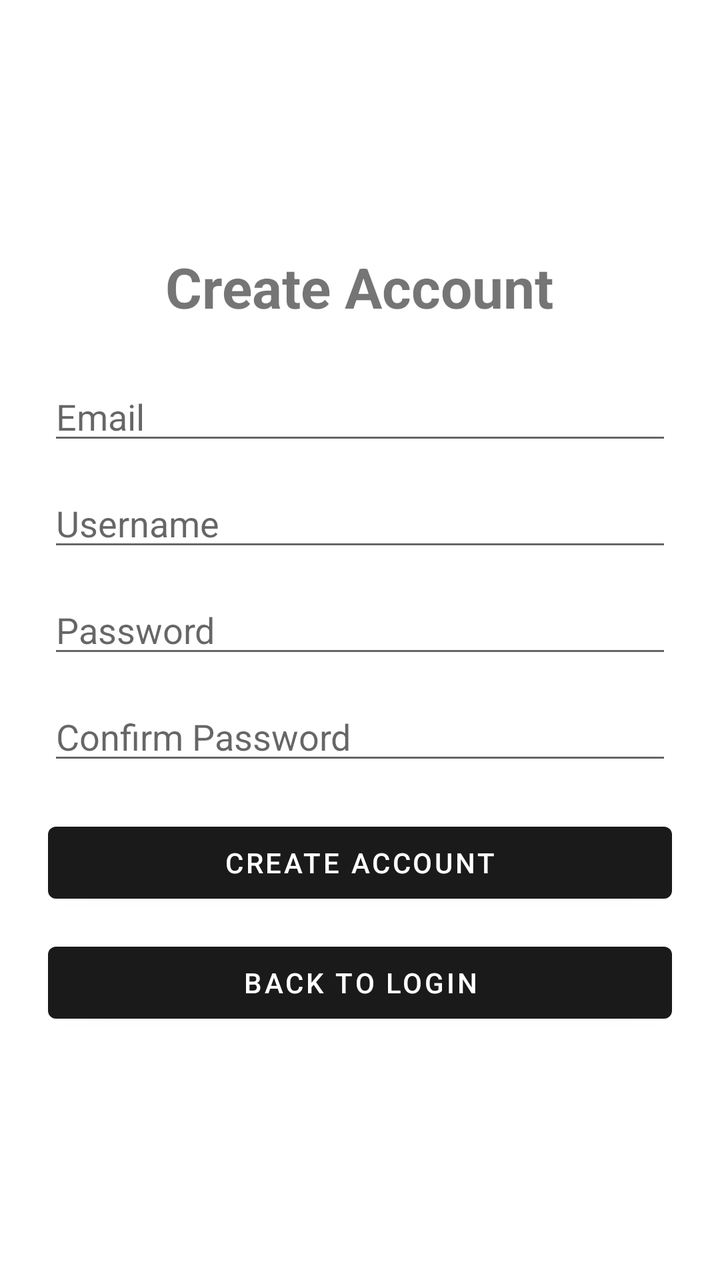
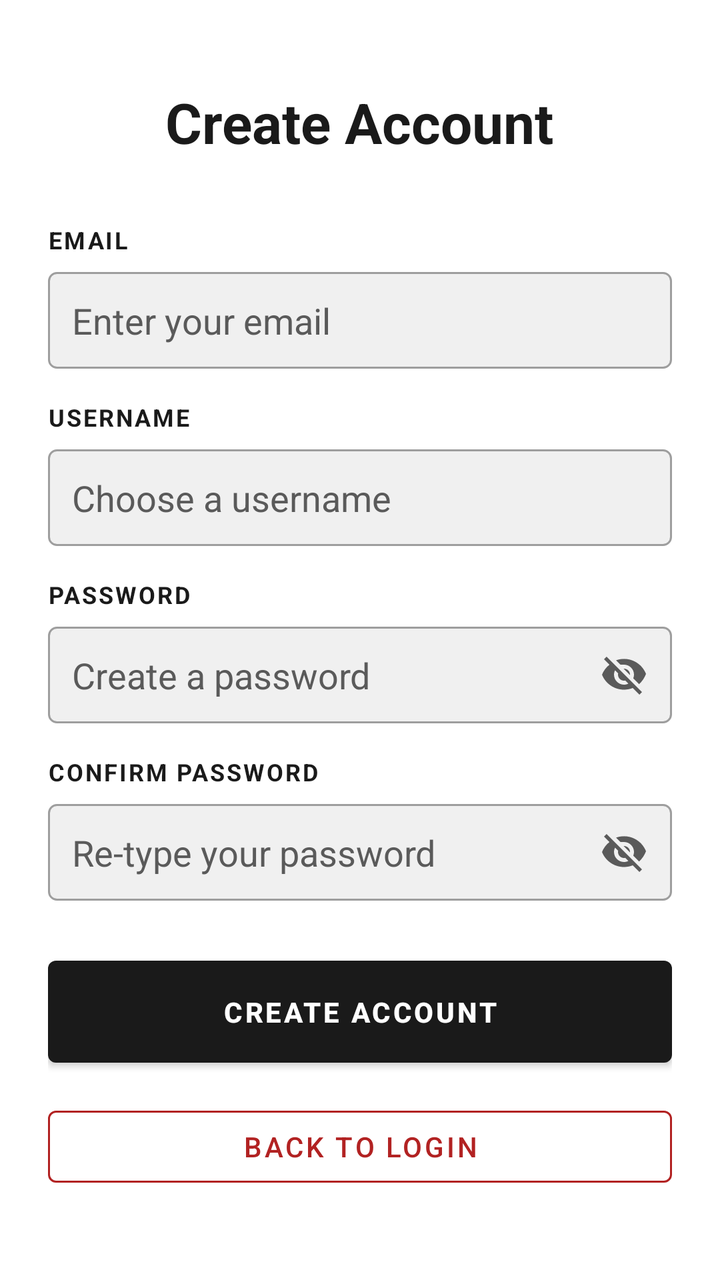

An Android layout rendered at two revisions. The XML below is the earlier revision; the diff shows what the commit changed to produce the second picture.
<!-- AndroidManifest.xml: application theme Theme.B07DemoSummer2024 -->
<!-- res/layout/activity_signup.xml -->
<?xml version="1.0" encoding="utf-8"?>
<LinearLayout xmlns:android="http://schemas.android.com/apk/res/android"
    android:layout_width="match_parent"
    android:layout_height="match_parent"
    android:orientation = "vertical"
    android:padding = "24dp"
    android:gravity = "center">

    <TextView
        android:id = "@+id/singleTitle"
        android:layout_width = "wrap_content"
        android:layout_height = "wrap_content"
        android:text = "Create Account"
        android:textSize = "28sp"
        android:textStyle = "bold"
        android:layout_marginBottom = "24dp" />

    <EditText
        android:id = "@+id/signupEmailInput"
        android:layout_width="match_parent"
        android:layout_height="wrap_content"
        android:hint = "Email"
        android:inputType = "textEmailAddress"
        android:layout_marginBottom = "12dp" />
    
    <EditText
        android:id = "@+id/signupUsernameInput"
        android:layout_width="match_parent"
        android:layout_height="wrap_content"
        android:hint = "Username"
        android:inputType = "textNoSuggestions"
        android:layout_marginBottom = "12dp" />

    <EditText
        android:id = "@+id/signupPasswordInput"
        android:layout_width="match_parent"
        android:layout_height="wrap_content"
        android:hint = "Password"
        android:inputType = "textPassword"
        android:layout_marginBottom = "12dp" />

    <EditText
        android:id = "@+id/signupConfirmPasswordInput"
        android:layout_width="match_parent"
        android:layout_height="wrap_content"
        android:hint = "Confirm Password"
        android:inputType = "textPassword"
        android:layout_marginBottom = "20dp" />

    <Button
        android:id = "@+id/signupButton"
        android:layout_width="match_parent"
        android:layout_height="wrap_content"
        android:text = "Create Account"
        android:layout_marginBottom = "12dp" />

    <Button
        android:id = "@+id/backToLoginButton"
        android:layout_width="match_parent"
        android:layout_height="wrap_content"
        android:text = "Back to Login" />

</LinearLayout>
<!-- resources referenced by this layout -->
<resources>
  <style name="Theme.B07DemoSummer2024" parent="Theme.MaterialComponents.Light.NoActionBar">
          <item name="colorPrimary">@color/black</item>
          <item name="colorPrimaryVariant">@color/black</item>
          <item name="colorOnPrimary">@color/white</item>
          <item name="colorSecondary">@color/accent_action</item>
          <item name="colorSecondaryVariant">@color/accent_action</item>
          <item name="colorOnSecondary">@color/white</item>
          <item name="android:windowBackground">@color/primary_background</item>
          <item name="android:textColorPrimary">@color/text_primary</item>
          <item name="android:statusBarColor">@color/taam_gold</item>
          <item name="materialAlertDialogTheme">@style/CustomMaterialDialog</item>
      </style>
  <!-- unchanged entries left out for length: 13 -->
</resources>

<!-- the commit's change to res/layout/activity_signup.xml (unified diff, before → after) -->
@@ -1,63 +1,119 @@
 <?xml version="1.0" encoding="utf-8"?>
 <LinearLayout xmlns:android="http://schemas.android.com/apk/res/android"
+    xmlns:app="http://schemas.android.com/apk/res-auto"
     android:layout_width="match_parent"
     android:layout_height="match_parent"
-    android:orientation = "vertical"
-    android:padding = "24dp"
-    android:gravity = "center">
+    android:orientation="vertical"
+    android:padding="24dp"
+    android:gravity="center"
+    android:background="@color/primary_background">
 
     <TextView
-        android:id = "@+id/singleTitle"
-        android:layout_width = "wrap_content"
-        android:layout_height = "wrap_content"
-        android:text = "Create Account"
-        android:textSize = "28sp"
-        android:textStyle = "bold"
-        android:layout_marginBottom = "24dp" />
+        android:id="@+id/singleTitle"
+        android:layout_width="wrap_content"
+        android:layout_height="wrap_content"
+        android:text="Create Account"
+        android:textColor="@color/text_primary"
+        android:textSize="28sp"
+        android:textStyle="bold"
+        android:layout_marginBottom="32dp" />
 
+    <TextView style="@style/TAAM_HeaderText" android:text="Email" android:layout_gravity="start" />
     <EditText
-        android:id = "@+id/signupEmailInput"
+        android:id="@+id/signupEmailInput"
+        style="@style/TAAM_EditText"
+        android:layout_marginTop="8dp"
+        android:layout_marginBottom="16dp"
+        android:autofillHints="emailAddress"
+        android:importantForAutofill="yes"
+        android:hint="Enter your email"
+        android:inputType="textEmailAddress" />
+    
+    <TextView style="@style/TAAM_HeaderText" android:text="Username" android:layout_gravity="start" />
+    <EditText
+        android:id="@+id/signupUsernameInput"
+        style="@style/TAAM_EditText"
+        android:layout_marginTop="8dp"
+        android:layout_marginBottom="16dp"
+        android:autofillHints="username"
+        android:importantForAutofill="yes"
+        android:hint="Choose a username"
+        android:inputType="textNoSuggestions" />
+
+    <TextView style="@style/TAAM_HeaderText" android:text="Password" android:layout_gravity="start" />
+    <RelativeLayout
         android:layout_width="match_parent"
         android:layout_height="wrap_content"
-        android:hint = "Email"
-        android:inputType = "textEmailAddress"
-        android:layout_marginBottom = "12dp" />
-    
-    <EditText
-        android:id = "@+id/signupUsernameInput"
+        android:layout_marginTop="8dp"
+        android:layout_marginBottom="16dp">
+
+        <EditText
+            android:id="@+id/signupPasswordInput"
+            style="@style/TAAM_EditText"
+            android:autofillHints="newPassword"
+            android:importantForAutofill="yes"
+            android:hint="Create a password"
+            android:inputType="textPassword"
+            android:paddingEnd="48dp" />
+
+        <ImageButton
+            android:id="@+id/toggleSignupPassword"
+            android:layout_width="48dp"
+            android:layout_height="48dp"
+            android:layout_alignParentEnd="true"
+            android:layout_centerVertical="true"
+            android:background="?attr/selectableItemBackgroundBorderless"
+            android:src="@drawable/ic_visibility_off"
+            app:tint="@color/text_secondary"
+            android:contentDescription="Toggle Password Visibility" />
+    </RelativeLayout>
+
+    <TextView style="@style/TAAM_HeaderText" android:text="Confirm Password" android:layout_gravity="start" />
+    <RelativeLayout
         android:layout_width="match_parent"
         android:layout_height="wrap_content"
-        android:hint = "Username"
-        android:inputType = "textNoSuggestions"
-        android:layout_marginBottom = "12dp" />
+        android:layout_marginTop="8dp"
+        android:layout_marginBottom="24dp">
 
-    <EditText
-        android:id = "@+id/signupPasswordInput"
+        <EditText
+            android:id="@+id/signupConfirmPasswordInput"
+            style="@style/TAAM_EditText"
+            android:autofillHints="newPassword"
+            android:importantForAutofill="yes"
+            android:hint="Re-type your password"
+            android:inputType="textPassword"
+            android:paddingEnd="48dp" />
+
+        <ImageButton
+            android:id="@+id/toggleSignupConfirmPassword"
+            android:layout_width="48dp"
+            android:layout_height="48dp"
+            android:layout_alignParentEnd="true"
+            android:layout_centerVertical="true"
+            android:background="?attr/selectableItemBackgroundBorderless"
+            android:src="@drawable/ic_visibility_off"
+            app:tint="@color/text_secondary"
+            android:contentDescription="Toggle Password Visibility" />
+    </RelativeLayout>
+
+    <Button
+        android:id="@+id/signupButton"
         android:layout_width="match_parent"
         android:layout_height="wrap_content"
-        android:hint = "Password"
-        android:inputType = "textPassword"
-        android:layout_marginBottom = "12dp" />
+        android:layout_marginBottom="12dp"
+        android:padding="16dp"
+        android:text="Create Account"
+        android:textStyle="bold"
+        app:backgroundTint="@color/button_primary"
+        android:textColor="@color/white" />
 
-    <EditText
-        android:id = "@+id/signupConfirmPasswordInput"
+    <Button
+        android:id="@+id/backToLoginButton"
+        style="?attr/materialButtonOutlinedStyle"
         android:layout_width="match_parent"
         android:layout_height="wrap_content"
-        android:hint = "Confirm Password"
-        android:inputType = "textPassword"
-        android:layout_marginBottom = "20dp" />
-
-    <Button
-        android:id = "@+id/signupButton"
-        android:layout_width="match_parent"
-        android:layout_height="wrap_content"
-        android:text = "Create Account"
-        android:layout_marginBottom = "12dp" />
-
-    <Button
-        android:id = "@+id/backToLoginButton"
-        android:layout_width="match_parent"
-        android:layout_height="wrap_content"
-        android:text = "Back to Login" />
+        android:text="Back to Login"
+        android:textColor="@color/accent_action"
+        app:strokeColor="@color/accent_action" />
 
 </LinearLayout>
<!-- resource entries referenced after the edit -->
@@ -1,5 +1,38 @@
 <!-- resources referenced by this layout -->
 <resources>
+  <color name="button_primary">@color/black</color>
+  <color name="text_secondary">@color/taam_text_gray</color>
+  <!-- drawable ic_visibility_off (drawable) -->
+  <vector xmlns:android="http://schemas.android.com/apk/res/android"
+      android:width="24dp"
+      android:height="24dp"
+      android:viewportWidth="24"
+      android:viewportHeight="24">
+      <path
+          android:fillColor="@android:color/white"
+          android:pathData="M12,7c2.76,0 5,2.24 5,5 0,0.65 -0.13,1.26 -0.36,1.82l2.92,2.92c1.51,-1.39 2.7,-3.14 3.44,-5.12 -1.73,-4.39 -6,-7.5 -11,-7.5 -1.4,0 -2.74,0.25 -3.98,0.7l2.1,2.1C10.74,7.13 11.35,7 12,7zM2,4.27l2.28,2.28 0.46,0.46C3.08,8.3 1.78,10.02 1,12c1.73,4.39 6,7.5 11,7.5 1.55,0 3.03,-0.3 4.38,-0.84l0.42,0.42L19.73,22 21,20.73 3.27,3 2,4.27zM7.53,9.8l1.55,1.55c-0.05,0.21 -0.08,0.43 -0.08,0.65 0,1.66 1.34,3 3,3 0.22,0 0.44,-0.03 0.65,-0.08l1.55,1.55c-0.67,0.33 -1.41,0.53 -2.2,0.53 -2.76,0 -5,-2.24 -5,-5 0,-0.79 0.2,-1.53 0.53,-2.2zM11.84,9.02l3.15,3.15 0.01,-0.17c0,-1.66 -1.34,-3 -3,-3l-0.16,0.02z" />
+  </vector>
+  <style name="TAAM_EditText" parent="Widget.AppCompat.EditText">
+          <item name="android:layout_width">match_parent</item>
+          <item name="android:layout_height">wrap_content</item>
+          <item name="android:minHeight">48dp</item>
+          <item name="android:padding">12dp</item>
+          <item name="android:textColor">@color/text_primary</item>
+          <item name="android:textColorHint">@color/text_secondary</item>
+          <item name="android:textCursorDrawable">@drawable/cursor_gold</item>
+          <item name="android:background">@drawable/edit_text_border</item>
+          <item name="android:fontFamily">sans-serif</item>
+      </style>
+  <style name="TAAM_HeaderText">
+          <item name="android:layout_width">wrap_content</item>
+          <item name="android:layout_height">wrap_content</item>
+          <item name="android:fontFamily">sans-serif</item>
+          <item name="android:textAllCaps">true</item>
+          <item name="android:letterSpacing">0.08</item>
+          <item name="android:textColor">@color/text_primary</item>
+          <item name="android:textSize">12sp</item>
+          <item name="android:textStyle">bold</item>
+      </style>
   <style name="Theme.B07DemoSummer2024" parent="Theme.MaterialComponents.Light.NoActionBar">
           <item name="colorPrimary">@color/black</item>
           <item name="colorPrimaryVariant">@color/black</item>
@@ -11,7 +44,38 @@
           <item name="android:textColorPrimary">@color/text_primary</item>
           <item name="android:statusBarColor">@color/taam_gold</item>
           <item name="materialAlertDialogTheme">@style/CustomMaterialDialog</item>
+          <item name="colorControlActivated">@color/taam_gold</item>
+          <item name="android:textCursorDrawable">@drawable/cursor_gold</item>
       </style>
+  <color name="taam_text_gray">#5A5A5A</color>
+  <!-- drawable cursor_gold (drawable) -->
+  <?xml version="1.0" encoding="utf-8"?>
+  
+  <shape xmlns:android="http://schemas.android.com/apk/res/android">
+      <size android:width="2dp" />
+      <solid android:color="@color/taam_gold" />
+  </shape>
+  <!-- drawable edit_text_border (drawable) -->
+  <?xml version="1.0" encoding="utf-8"?>
+  
+  <selector xmlns:android="http://schemas.android.com/apk/res/android">
+      <item android:state_focused="true">
+          <shape android:shape="rectangle">
+              <solid android:color="@color/search_bar_background" />
+              <stroke android:width="2dp" android:color="@color/taam_gold" />
+              <corners android:radius="4dp" />
+          </shape>
+      </item>
+      <item>
+          <shape android:shape="rectangle">
+              <solid android:color="@color/search_bar_background" />
+              <stroke android:width="1dp" android:color="@color/disabled_text_color" />
+              <corners android:radius="4dp" />
+          </shape>
+      </item>
+  </selector>
+  <color name="search_bar_background">#F0F0F0</color>
+  <color name="disabled_text_color">#9E9E9E</color>
   <!-- unchanged entries left out for length: 13 -->
 </resources>
 
